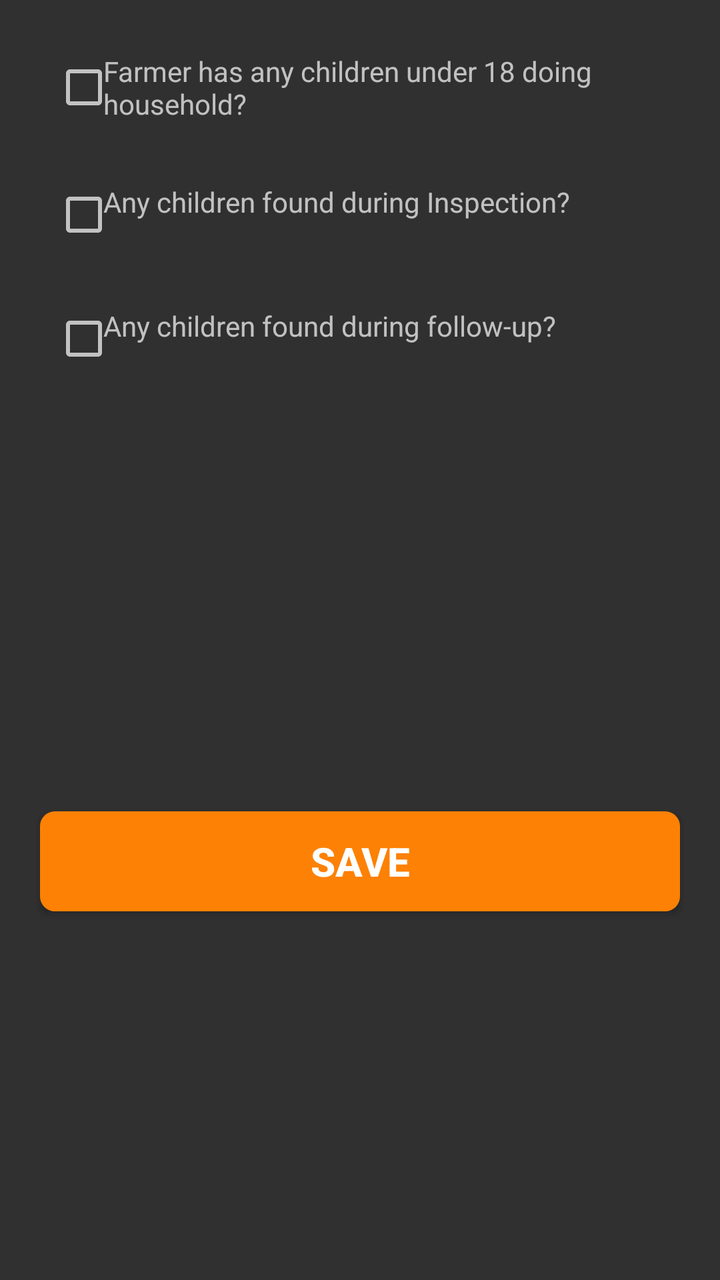
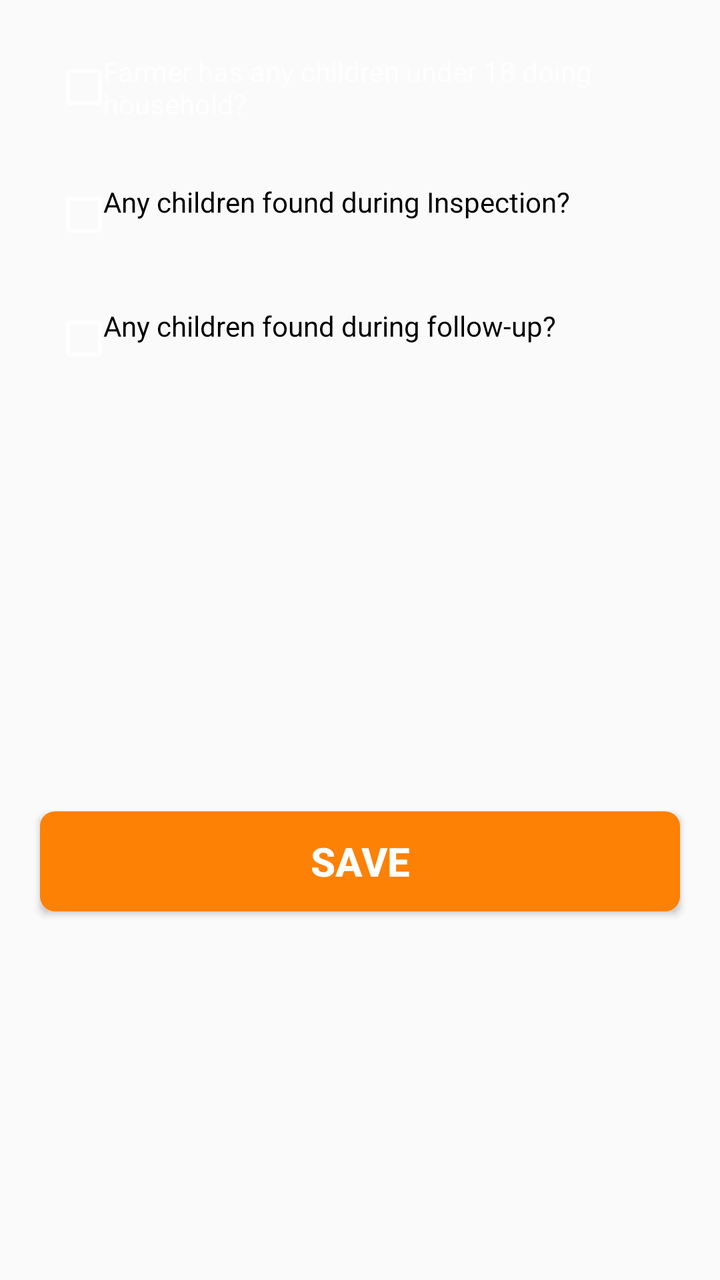

Two renders of the same Android screen: before a commit and after it. Below are the layout's source before the change and the commit's diff.
<!-- AndroidManifest.xml: activity theme Theme.AppCompat -->
<!-- res/layout/activity_child_visit_detail.xml -->
<?xml version="1.0" encoding="utf-8"?>
<LinearLayout xmlns:android="http://schemas.android.com/apk/res/android"
    android:layout_width="match_parent"
    android:layout_height="match_parent"
    android:orientation="vertical">

    <LinearLayout
        android:layout_width="match_parent"
        android:layout_height="wrap_content"
        android:layout_margin="@dimen/activity_horizontal_margin"
        android:orientation="vertical">

        <LinearLayout
            android:layout_width="match_parent"
            android:layout_height="wrap_content"
            android:layout_marginLeft="10dp"
            android:layout_marginRight="10dp"
            android:layout_marginBottom="20dp"
            android:layout_marginTop="10dp"
            android:weightSum="5">

            <android.support.v7.widget.AppCompatCheckBox
                android:id="@+id/householdCheckBox"
                android:layout_width="wrap_content"
                android:layout_height="wrap_content"
                android:layout_gravity="center"
                android:layout_weight="1"
                android:gravity="center" />

            <TextView
                android:layout_width="match_parent"
                android:layout_height="wrap_content"
                android:layout_weight="4"
                android:gravity="center_vertical"
                android:text="@string/household_question" />

        </LinearLayout>

        <LinearLayout
            android:layout_width="match_parent"
            android:layout_height="wrap_content"
            android:layout_marginLeft="10dp"
            android:layout_marginRight="10dp"
            android:layout_marginBottom="20dp"
            android:layout_marginTop="10dp"
            android:weightSum="5">

            <android.support.v7.widget.AppCompatCheckBox
                android:id="@+id/inspectionCheckBox"
                android:layout_width="wrap_content"
                android:layout_height="wrap_content"
                android:layout_gravity="center"
                android:layout_weight="1"
                android:gravity="center" />

            <TextView
                android:layout_width="match_parent"
                android:layout_height="wrap_content"
                android:layout_weight="4"
                android:gravity="center_vertical"
                android:text="@string/inspection_question" />

        </LinearLayout>


        <LinearLayout
            android:layout_width="match_parent"
            android:layout_height="wrap_content"
            android:layout_marginLeft="10dp"
            android:layout_marginRight="10dp"
            android:layout_marginBottom="20dp"
            android:layout_marginTop="10dp"
            android:weightSum="5">

            <android.support.v7.widget.AppCompatCheckBox
                android:id="@+id/followupCheckBox"
                android:layout_width="wrap_content"
                android:layout_height="wrap_content"
                android:layout_gravity="center"
                android:layout_weight="1"
                android:gravity="center" />

            <TextView
                android:layout_width="match_parent"
                android:layout_height="wrap_content"
                android:layout_weight="4"
                android:gravity="center_vertical"
                android:text="@string/followup_question" />

        </LinearLayout>

    </LinearLayout>

    <LinearLayout
        android:layout_width="match_parent"
        android:layout_height="match_parent"
        android:gravity="center">



        <android.support.v7.widget.AppCompatButton
            android:id="@+id/saveVisitDetailButton"
            android:layout_width="match_parent"
            android:layout_height="50dp"
            android:layout_gravity="center"
            android:layout_margin="20dp"
            android:background="@drawable/border_yellow_background"
            android:gravity="center"
            android:text="@string/Save"
            android:textColor="@color/ofis_base_font_white"
            android:textSize="20dp"
            android:textStyle="bold" />
    </LinearLayout>
</LinearLayout>
<!-- resources referenced by this layout -->
<resources>
  <color name="ofis_base_font_white">#ffffff</color>
  <dimen name="activity_horizontal_margin">16dp</dimen>
  <!-- drawable border_yellow_background (drawable) -->
  <?xml version="1.0" encoding="utf-8"?>
  <shape xmlns:android="http://schemas.android.com/apk/res/android" android:shape="rectangle">
      <solid android:color="@color/clmrs_yellow" />
      <stroke
          android:width="5dip"
          android:color="@color/clmrs_yellow" />
      <corners
          android:radius="5dp" />
  </shape>
  <string name="Save">Save</string>
  <string name="followup_question">Any children found during follow-up?</string>
  <string name="household_question">Farmer has any children under 18 doing household?</string>
  <string name="inspection_question">Any children found during Inspection?</string>
  <color name="clmrs_yellow">#FD8104</color>
</resources>

<!-- the commit's change to res/layout/activity_child_visit_detail.xml (unified diff, before → after) -->
@@ -2,17 +2,20 @@
 <LinearLayout xmlns:android="http://schemas.android.com/apk/res/android"
     android:layout_width="match_parent"
     android:layout_height="match_parent"
+    android:background="@color/clmrs_bg"
     android:orientation="vertical">
 
     <LinearLayout
         android:layout_width="match_parent"
         android:layout_height="wrap_content"
         android:layout_margin="@dimen/activity_horizontal_margin"
+        android:background="@color/clmrs_bg"
         android:orientation="vertical">
 
         <LinearLayout
             android:layout_width="match_parent"
             android:layout_height="wrap_content"
+            android:background="@color/clmrs_bg"
             android:layout_marginLeft="10dp"
             android:layout_marginRight="10dp"
             android:layout_marginBottom="20dp"
@@ -25,6 +28,7 @@
                 android:layout_height="wrap_content"
                 android:layout_gravity="center"
                 android:layout_weight="1"
+                android:textColor="@android:color/black"
                 android:gravity="center" />
 
             <TextView
@@ -39,6 +43,7 @@
         <LinearLayout
             android:layout_width="match_parent"
             android:layout_height="wrap_content"
+            android:background="@color/clmrs_bg"
             android:layout_marginLeft="10dp"
             android:layout_marginRight="10dp"
             android:layout_marginBottom="20dp"
@@ -58,6 +63,7 @@
                 android:layout_height="wrap_content"
                 android:layout_weight="4"
                 android:gravity="center_vertical"
+                android:textColor="@android:color/black"
                 android:text="@string/inspection_question" />
 
         </LinearLayout>
@@ -66,6 +72,7 @@
         <LinearLayout
             android:layout_width="match_parent"
             android:layout_height="wrap_content"
+            android:background="@color/clmrs_bg"
             android:layout_marginLeft="10dp"
             android:layout_marginRight="10dp"
             android:layout_marginBottom="20dp"
@@ -78,6 +85,7 @@
                 android:layout_height="wrap_content"
                 android:layout_gravity="center"
                 android:layout_weight="1"
+
                 android:gravity="center" />
 
             <TextView
@@ -85,6 +93,7 @@
                 android:layout_height="wrap_content"
                 android:layout_weight="4"
                 android:gravity="center_vertical"
+                android:textColor="@android:color/black"
                 android:text="@string/followup_question" />
 
         </LinearLayout>
@@ -94,6 +103,7 @@
     <LinearLayout
         android:layout_width="match_parent"
         android:layout_height="match_parent"
+        android:background="@color/clmrs_bg"
         android:gravity="center">
 
 
<!-- resource entries referenced after the edit -->
@@ -1,5 +1,6 @@
 <!-- resources referenced by this layout -->
 <resources>
+  <color name="clmrs_bg">#FAFAFA</color>
   <color name="ofis_base_font_white">#ffffff</color>
   <dimen name="activity_horizontal_margin">16dp</dimen>
   <!-- drawable border_yellow_background (drawable) -->
